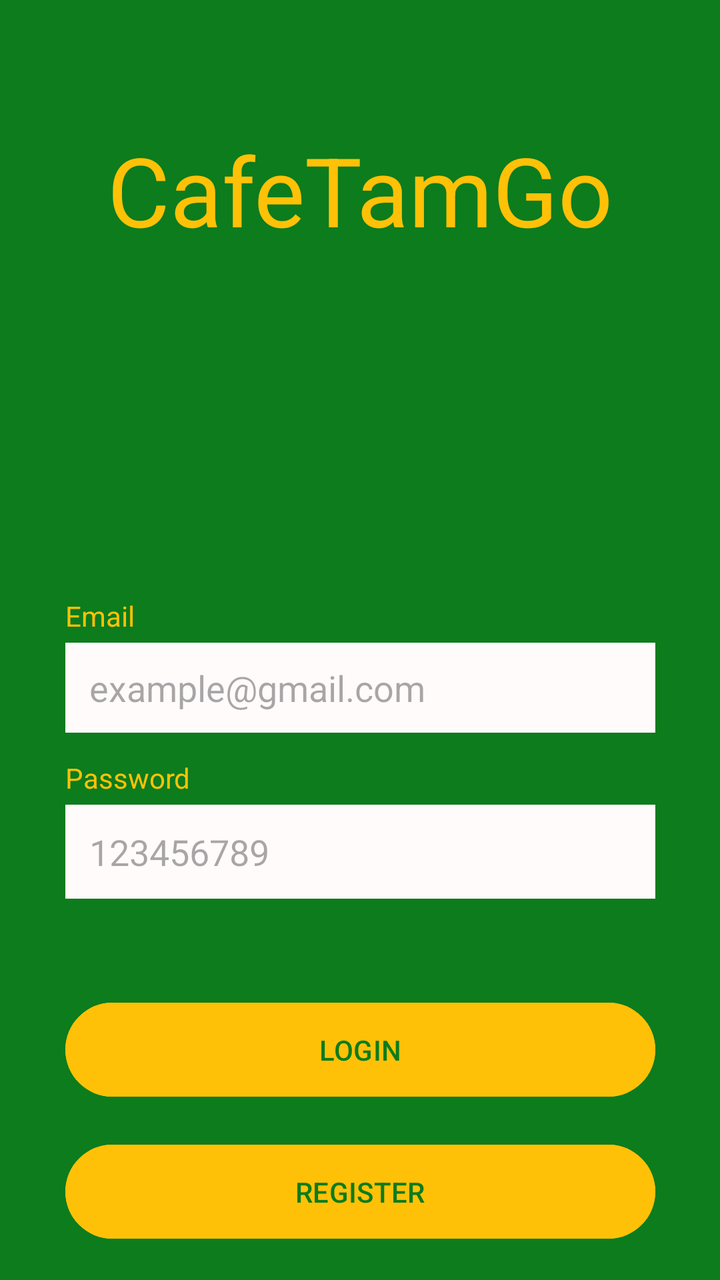
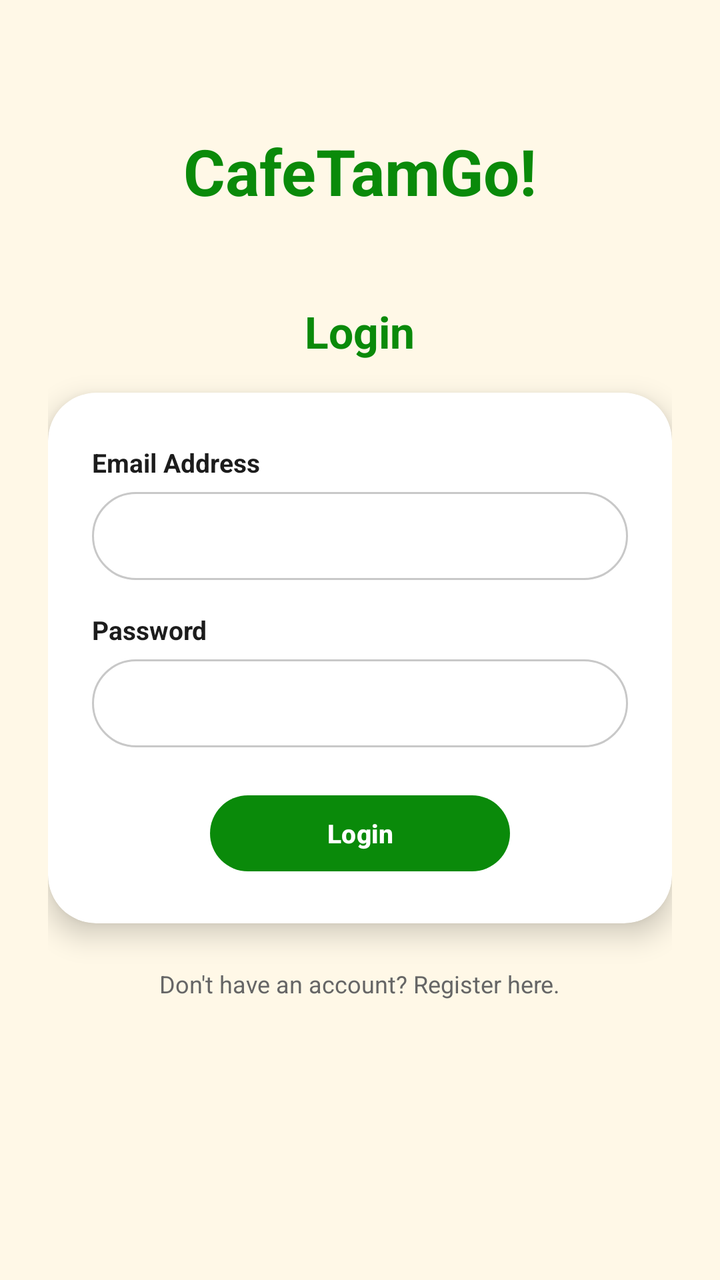

An Android layout rendered at two revisions. The XML below is the earlier revision; the diff shows what the commit changed to produce the second picture.
<!-- AndroidManifest.xml: application theme Theme.CafeTamGo -->
<!-- res/layout/activity_login.xml -->
<?xml version="1.0" encoding="utf-8"?>
<androidx.constraintlayout.widget.ConstraintLayout xmlns:android="http://schemas.android.com/apk/res/android"
    xmlns:app="http://schemas.android.com/apk/res-auto"
    xmlns:tools="http://schemas.android.com/tools"
    android:id="@+id/main"
    android:layout_width="match_parent"
    android:layout_height="match_parent"
    android:background="#0C7C1D"
    tools:context=".LoginActivity">


    <TextView
        android:id="@+id/tvAppTitle"
        android:layout_width="315dp"
        android:layout_height="133dp"
        android:gravity="center"
        android:text="CafeTamGo"
        android:textColor="#FFC107"
        android:textSize="48sp"
        app:layout_constraintTop_toTopOf="parent"
        app:layout_constraintBottom_toBottomOf="parent"
        app:layout_constraintStart_toStartOf="parent"
        app:layout_constraintEnd_toEndOf="parent"
        app:layout_constraintVertical_bias="0.056" />

    <TextView
        android:id="@+id/textView"
        android:layout_width="wrap_content"
        android:layout_height="wrap_content"
        android:layout_marginBottom="4dp"
        android:text="Email"
        android:textColor="#FFC107"
        app:layout_constraintBottom_toTopOf="@+id/etLoginEmail"
        app:layout_constraintStart_toStartOf="@+id/etLoginEmail" />

    <EditText
        android:id="@+id/etLoginEmail"
        android:layout_width="295dp"
        android:layout_height="45dp"
        android:layout_marginTop="160dp"
        android:background="#FFFBFB"
        android:ems="10"
        android:paddingLeft="12dp"
        android:hint="example@gmail.com"
        android:inputType="textEmailAddress"
        app:layout_constraintEnd_toEndOf="parent"
        app:layout_constraintStart_toStartOf="parent"
        app:layout_constraintTop_toBottomOf="@+id/tvAppTitle" />


    <TextView
        android:id="@+id/textView2"
        android:layout_width="wrap_content"
        android:layout_height="wrap_content"
        android:layout_marginBottom="4dp"
        android:text="Password"
        android:textColor="#FFC107"
        app:layout_constraintBottom_toTopOf="@+id/etLoginPassword"
        app:layout_constraintStart_toStartOf="@+id/etLoginPassword" />

    <EditText
        android:id="@+id/etLoginPassword"
        android:layout_width="295dp"
        android:layout_height="47dp"
        android:layout_marginTop="36dp"
        android:background="#FFFBFB"
        android:ems="10"
        android:paddingLeft="12dp"
        android:hint="123456789"
        android:inputType="textPassword"
        app:layout_constraintEnd_toEndOf="parent"
        app:layout_constraintStart_toStartOf="parent"
        app:layout_constraintTop_toBottomOf="@+id/etLoginEmail" />

    <Button
        android:id="@+id/btnLogin"
        android:layout_width="295dp"
        android:layout_height="55dp"
        android:layout_marginTop="48dp"
        android:backgroundTint="#FFC107"
        android:gravity="center"
        android:text="LOGIN"
        android:textColor="#0C7C1D"
        app:layout_constraintEnd_toEndOf="parent"
        app:layout_constraintStart_toStartOf="parent"
        app:layout_constraintTop_toBottomOf="@+id/etLoginPassword" />


    <Button
        android:id="@+id/btnGoToRegister"
        android:layout_width="295dp"
        android:layout_height="55dp"
        android:layout_marginTop="16dp"
        android:backgroundTint="#FFC107"
        android:gravity="center"
        android:text="REGISTER"
        android:textColor="#0C7C1D"
        app:layout_constraintEnd_toEndOf="parent"
        app:layout_constraintStart_toStartOf="parent"
        app:layout_constraintTop_toBottomOf="@+id/btnLogin" />

</androidx.constraintlayout.widget.ConstraintLayout>
<!-- resources referenced by this layout -->
<resources>
  <style name="Theme.CafeTamGo" parent="Base.Theme.CafeTamGo" />
  <style name="Base.Theme.CafeTamGo" parent="Theme.Material3.DayNight.NoActionBar">
          
          
      </style>
</resources>

<!-- the commit's change to res/layout/activity_login.xml (unified diff, before → after) -->
@@ -1,102 +1,127 @@
 <?xml version="1.0" encoding="utf-8"?>
-<androidx.constraintlayout.widget.ConstraintLayout xmlns:android="http://schemas.android.com/apk/res/android"
+<ScrollView
+    xmlns:android="http://schemas.android.com/apk/res/android"
     xmlns:app="http://schemas.android.com/apk/res-auto"
-    xmlns:tools="http://schemas.android.com/tools"
-    android:id="@+id/main"
     android:layout_width="match_parent"
     android:layout_height="match_parent"
-    android:background="#0C7C1D"
-    tools:context=".LoginActivity">
+    android:background="#FFF8E7"
+    android:fillViewport="true">
 
+    <LinearLayout
+        android:layout_width="match_parent"
+        android:layout_height="wrap_content"
+        android:gravity="center_horizontal"
+        android:orientation="vertical"
+        android:paddingHorizontal="24dp"
+        android:paddingTop="64dp"
+        android:paddingBottom="32dp">
 
-    <TextView
-        android:id="@+id/tvAppTitle"
-        android:layout_width="315dp"
-        android:layout_height="133dp"
-        android:gravity="center"
-        android:text="CafeTamGo"
-        android:textColor="#FFC107"
-        android:textSize="48sp"
-        app:layout_constraintTop_toTopOf="parent"
-        app:layout_constraintBottom_toBottomOf="parent"
-        app:layout_constraintStart_toStartOf="parent"
-        app:layout_constraintEnd_toEndOf="parent"
-        app:layout_constraintVertical_bias="0.056" />
+        
+        <TextView
+            android:id="@+id/tvLoginBrand"
+            android:layout_width="wrap_content"
+            android:layout_height="wrap_content"
+            android:text="CafeTamGo!"
+            android:textColor="#0A8A0A"
+            android:textSize="32sp"
+            android:textStyle="bold" />
 
-    <TextView
-        android:id="@+id/textView"
-        android:layout_width="wrap_content"
-        android:layout_height="wrap_content"
-        android:layout_marginBottom="4dp"
-        android:text="Email"
-        android:textColor="#FFC107"
-        app:layout_constraintBottom_toTopOf="@+id/etLoginEmail"
-        app:layout_constraintStart_toStartOf="@+id/etLoginEmail" />
+        
+        <TextView
+            android:layout_width="wrap_content"
+            android:layout_height="wrap_content"
+            android:layout_marginTop="44dp"
+            android:text="Login"
+            android:textColor="#0A8A0A"
+            android:textSize="22sp"
+            android:textStyle="bold" />
 
-    <EditText
-        android:id="@+id/etLoginEmail"
-        android:layout_width="295dp"
-        android:layout_height="45dp"
-        android:layout_marginTop="160dp"
-        android:background="#FFFBFB"
-        android:ems="10"
-        android:paddingLeft="12dp"
-        android:hint="example@gmail.com"
-        android:inputType="textEmailAddress"
-        app:layout_constraintEnd_toEndOf="parent"
-        app:layout_constraintStart_toStartOf="parent"
-        app:layout_constraintTop_toBottomOf="@+id/tvAppTitle" />
+        
+        <androidx.cardview.widget.CardView
+            android:layout_width="match_parent"
+            android:layout_height="wrap_content"
+            android:layout_marginTop="16dp"
+            app:cardBackgroundColor="#FFFFFF"
+            app:cardCornerRadius="24dp"
+            app:cardElevation="8dp">
 
+            <LinearLayout
+                android:layout_width="match_parent"
+                android:layout_height="wrap_content"
+                android:orientation="vertical"
+                android:paddingHorizontal="22dp"
+                android:paddingVertical="26dp">
 
-    <TextView
-        android:id="@+id/textView2"
-        android:layout_width="wrap_content"
-        android:layout_height="wrap_content"
-        android:layout_marginBottom="4dp"
-        android:text="Password"
-        android:textColor="#FFC107"
-        app:layout_constraintBottom_toTopOf="@+id/etLoginPassword"
-        app:layout_constraintStart_toStartOf="@+id/etLoginPassword" />
+                <TextView
+                    android:layout_width="wrap_content"
+                    android:layout_height="wrap_content"
+                    android:text="Email Address"
+                    android:textColor="#1C1C1C"
+                    android:textSize="13sp"
+                    android:textStyle="bold" />
 
-    <EditText
-        android:id="@+id/etLoginPassword"
-        android:layout_width="295dp"
-        android:layout_height="47dp"
-        android:layout_marginTop="36dp"
-        android:background="#FFFBFB"
-        android:ems="10"
-        android:paddingLeft="12dp"
-        android:hint="123456789"
-        android:inputType="textPassword"
-        app:layout_constraintEnd_toEndOf="parent"
-        app:layout_constraintStart_toStartOf="parent"
-        app:layout_constraintTop_toBottomOf="@+id/etLoginEmail" />
+                <EditText
+                    android:id="@+id/etLoginEmail"
+                    android:layout_width="match_parent"
+                    android:layout_height="44dp"
+                    android:layout_marginTop="6dp"
+                    android:background="@drawable/bg_auth_input"
+                    android:hint=""
+                    android:inputType="textEmailAddress"
+                    android:paddingHorizontal="16dp"
+                    android:textColor="#1C1C1C"
+                    android:textSize="14sp" />
 
-    <Button
-        android:id="@+id/btnLogin"
-        android:layout_width="295dp"
-        android:layout_height="55dp"
-        android:layout_marginTop="48dp"
-        android:backgroundTint="#FFC107"
-        android:gravity="center"
-        android:text="LOGIN"
-        android:textColor="#0C7C1D"
-        app:layout_constraintEnd_toEndOf="parent"
-        app:layout_constraintStart_toStartOf="parent"
-        app:layout_constraintTop_toBottomOf="@+id/etLoginPassword" />
+                <TextView
+                    android:layout_width="wrap_content"
+                    android:layout_height="wrap_content"
+                    android:layout_marginTop="16dp"
+                    android:text="Password"
+                    android:textColor="#1C1C1C"
+                    android:textSize="13sp"
+                    android:textStyle="bold" />
 
+                <EditText
+                    android:id="@+id/etLoginPassword"
+                    android:layout_width="match_parent"
+                    android:layout_height="44dp"
+                    android:layout_marginTop="6dp"
+                    android:background="@drawable/bg_auth_input"
+                    android:hint=""
+                    android:inputType="textPassword"
+                    android:paddingHorizontal="16dp"
+                    android:textColor="#1C1C1C"
+                    android:textSize="14sp" />
 
-    <Button
-        android:id="@+id/btnGoToRegister"
-        android:layout_width="295dp"
-        android:layout_height="55dp"
-        android:layout_marginTop="16dp"
-        android:backgroundTint="#FFC107"
-        android:gravity="center"
-        android:text="REGISTER"
-        android:textColor="#0C7C1D"
-        app:layout_constraintEnd_toEndOf="parent"
-        app:layout_constraintStart_toStartOf="parent"
-        app:layout_constraintTop_toBottomOf="@+id/btnLogin" />
+                <Button
+                    android:id="@+id/btnLogin"
+                    android:layout_width="150dp"
+                    android:layout_height="38dp"
+                    android:layout_gravity="center_horizontal"
+                    android:layout_marginTop="24dp"
+                    android:background="@drawable/bg_auth_pill_green"
+                    android:minWidth="0dp"
+                    android:minHeight="0dp"
+                    android:padding="0dp"
+                    android:text="Login"
+                    android:textAllCaps="false"
+                    android:textColor="#FFFFFF"
+                    android:textSize="13sp"
+                    android:textStyle="bold"
+                    app:backgroundTint="@null" />
+            </LinearLayout>
+        </androidx.cardview.widget.CardView>
 
-</androidx.constraintlayout.widget.ConstraintLayout>
+        
+        <TextView
+            android:id="@+id/btnGoToRegister"
+            android:layout_width="wrap_content"
+            android:layout_height="wrap_content"
+            android:layout_marginTop="16dp"
+            android:padding="6dp"
+            android:text="Don't have an account? Register here."
+            android:textColor="#666666"
+            android:textSize="12sp" />
+
+    </LinearLayout>
+</ScrollView>
<!-- resource entries referenced after the edit -->
@@ -1,5 +1,22 @@
 <!-- resources referenced by this layout -->
 <resources>
+  <!-- drawable bg_auth_input (drawable) -->
+  <?xml version="1.0" encoding="utf-8"?>
+  <shape xmlns:android="http://schemas.android.com/apk/res/android"
+      android:shape="rectangle">
+      <solid android:color="#FFFFFF" />
+      <corners android:radius="22dp" />
+      <stroke
+          android:width="1dp"
+          android:color="#C8C8C8" />
+  </shape>
+  <!-- drawable bg_auth_pill_green (drawable) -->
+  <?xml version="1.0" encoding="utf-8"?>
+  <shape xmlns:android="http://schemas.android.com/apk/res/android"
+      android:shape="rectangle">
+      <solid android:color="#0A8A0A" />
+      <corners android:radius="20dp" />
+  </shape>
   <style name="Theme.CafeTamGo" parent="Base.Theme.CafeTamGo" />
   <style name="Base.Theme.CafeTamGo" parent="Theme.Material3.DayNight.NoActionBar">
           
